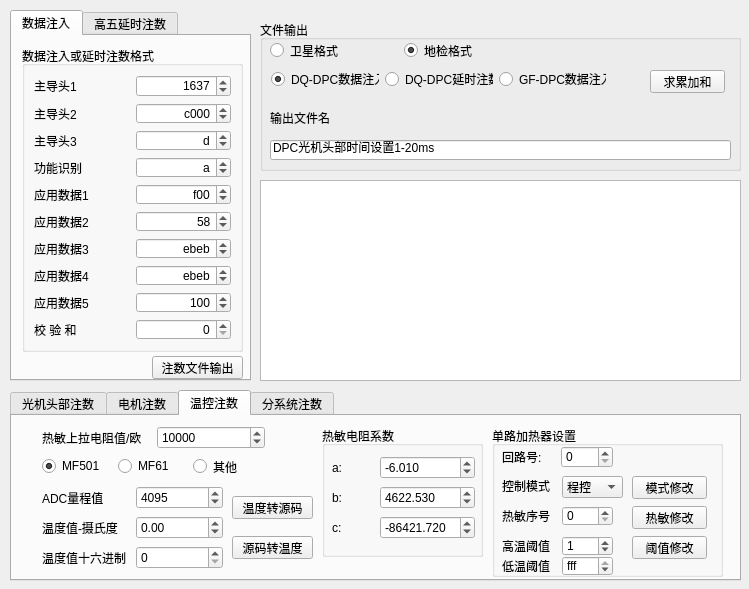
Old version of the form gui.ui in the repository angel263wy/DQ_TCGen.
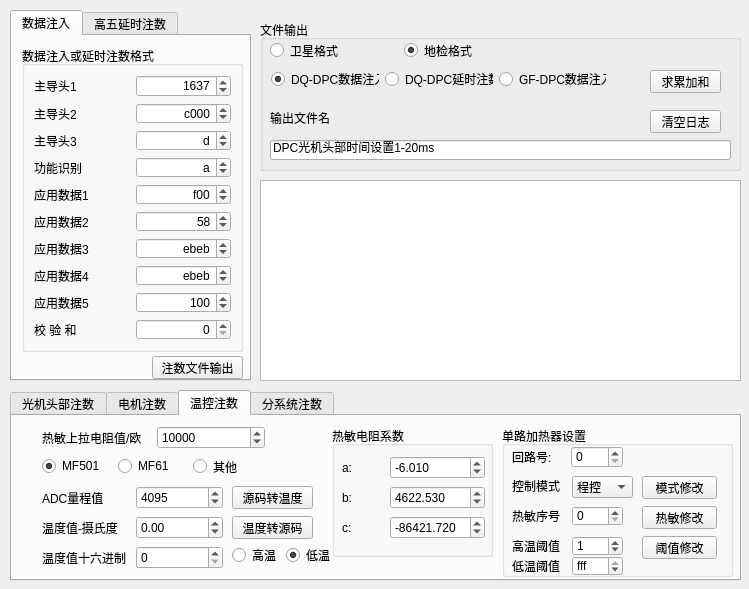
New version of the form. The open tabs and pages were chosen to show the change.

Commit message:
增加清除日志按钮
增加指令码输出后显示功能

温控单元注数，增加把阈值写入高低温阈值修改spinbox中

What changed in the file:
```diff
--- a/gui.ui
+++ b/gui.ui
@@ -43,7 +43,7 @@
      <rect>
       <x>390</x>
       <y>50</y>
-      <width>75</width>
+      <width>71</width>
       <height>23</height>
      </rect>
     </property>
@@ -141,6 +141,19 @@
      </item>
     </layout>
    </widget>
+   <widget class="QPushButton" name="pushButton_clear">
+    <property name="geometry">
+     <rect>
+      <x>390</x>
+      <y>90</y>
+      <width>71</width>
+      <height>23</height>
+     </rect>
+    </property>
+    <property name="text">
+     <string>清空日志</string>
+    </property>
+   </widget>
   </widget>
   <widget class="QTextBrowser" name="textBrowser_log">
    <property name="geometry">
@@ -801,7 +814,7 @@
      <property name="geometry">
       <rect>
        <x>220</x>
-       <y>80</y>
+       <y>100</y>
        <width>81</width>
        <height>23</height>
       </rect>
@@ -814,7 +827,7 @@
      <property name="geometry">
       <rect>
        <x>220</x>
-       <y>120</y>
+       <y>70</y>
        <width>81</width>
        <height>23</height>
       </rect>
@@ -978,7 +991,7 @@
     <widget class="QGroupBox" name="groupBox_3">
      <property name="geometry">
       <rect>
-       <x>310</x>
+       <x>320</x>
        <y>10</y>
        <width>161</width>
        <height>131</height>
@@ -1096,7 +1109,7 @@
     <widget class="QGroupBox" name="groupBox_4">
      <property name="geometry">
       <rect>
-       <x>480</x>
+       <x>490</x>
        <y>10</y>
        <width>231</width>
        <height>151</height>
@@ -1335,6 +1348,35 @@
       </property>
      </widget>
     </widget>
+    <widget class="QWidget" name="">
+     <property name="geometry">
+      <rect>
+       <x>220</x>
+       <y>130</y>
+       <width>102</width>
+       <height>18</height>
+      </rect>
+     </property>
+     <layout class="QHBoxLayout" name="horizontalLayout_50">
+      <item>
+       <widget class="QRadioButton" name="radioButton_wk_high">
+        <property name="text">
+         <string>高温</string>
+        </property>
+       </widget>
+      </item>
+      <item>
+       <widget class="QRadioButton" name="radioButton_wk_low">
+        <property name="text">
+         <string>低温</string>
+        </property>
+        <property name="checked">
+         <bool>true</bool>
+        </property>
+       </widget>
+      </item>
+     </layout>
+    </widget>
    </widget>
    <widget class="QWidget" name="tab_3">
     <attribute name="title">
```
Left out of the diff: 99 changed lines with no effect on the pictures. The commit also changes 2 other files.
